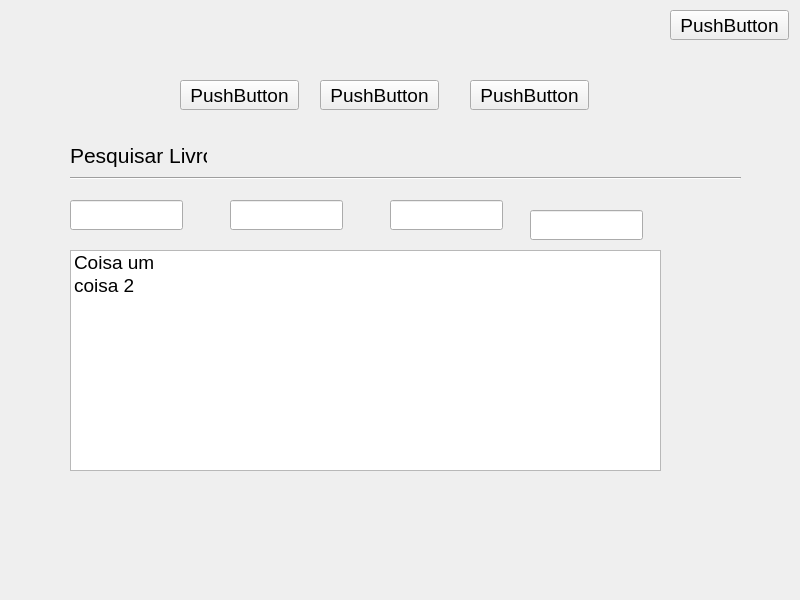
LuisCunha05/sistema_biblioteca, file biblioteca/view/layouts/inicio.ui: the form before one commit.
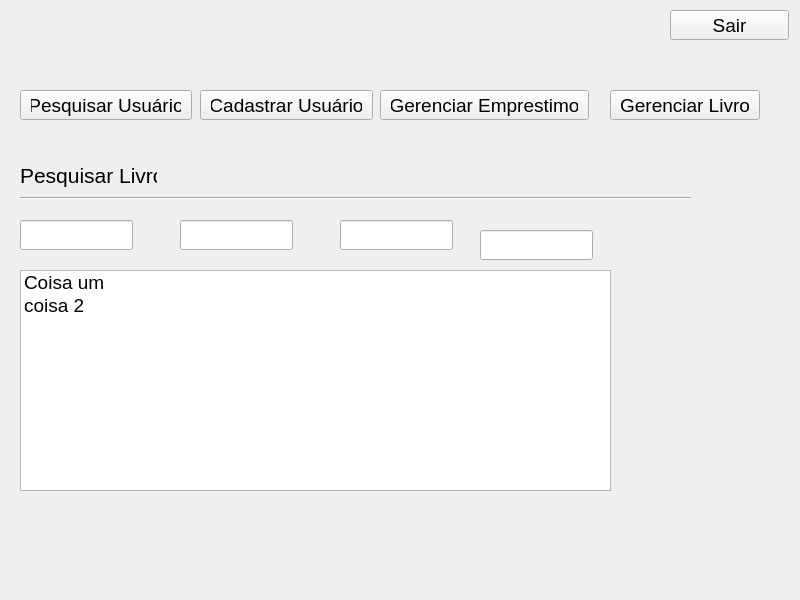
The form after the commit.

```diff
--- a/biblioteca/view/layouts/inicio.ui
+++ b/biblioteca/view/layouts/inicio.ui
@@ -74,15 +74,15 @@
     <string notr="true">text-align:center;padding: 0 10px;</string>
    </property>
    <property name="text">
-    <string>PushButton</string>
+    <string>Sair</string>
    </property>
   </widget>
   <widget class="QPushButton" name="b_sair_2">
    <property name="geometry">
     <rect>
-     <x>180</x>
-     <y>80</y>
-     <width>119</width>
+     <x>20</x>
+     <y>90</y>
+     <width>172</width>
      <height>30</height>
     </rect>
    </property>
@@ -114,15 +114,15 @@
     <string notr="true">text-align:center;padding: 0 10px;</string>
    </property>
    <property name="text">
-    <string>PushButton</string>
+    <string>Pesquisar Usuário</string>
    </property>
   </widget>
   <widget class="QPushButton" name="b_sair_3">
    <property name="geometry">
     <rect>
-     <x>320</x>
-     <y>80</y>
-     <width>119</width>
+     <x>200</x>
+     <y>90</y>
+     <width>173</width>
      <height>30</height>
     </rect>
    </property>
@@ -154,15 +154,15 @@
     <string notr="true">text-align:center;padding: 0 10px;</string>
    </property>
    <property name="text">
-    <string>PushButton</string>
+    <string>Cadastrar Usuário</string>
    </property>
   </widget>
   <widget class="QPushButton" name="b_sair_4">
    <property name="geometry">
     <rect>
-     <x>470</x>
-     <y>80</y>
-     <width>119</width>
+     <x>610</x>
+     <y>90</y>
+     <width>150</width>
      <height>30</height>
     </rect>
    </property>
@@ -194,14 +194,14 @@
     <string notr="true">text-align:center;padding: 0 10px;</string>
    </property>
    <property name="text">
-    <string>PushButton</string>
+    <string>Gerenciar Livro</string>
    </property>
   </widget>
   <widget class="QLabel" name="l_pesquisar">
    <property name="geometry">
     <rect>
-     <x>70</x>
-     <y>140</y>
+     <x>20</x>
+     <y>160</y>
      <width>137</width>
      <height>30</height>
     </rect>
@@ -219,8 +219,8 @@
   <widget class="QLineEdit" name="e_titulo">
    <property name="geometry">
     <rect>
-     <x>70</x>
-     <y>200</y>
+     <x>20</x>
+     <y>220</y>
      <width>113</width>
      <height>30</height>
     </rect>
@@ -241,8 +241,8 @@
   <widget class="Line" name="line">
    <property name="geometry">
     <rect>
-     <x>70</x>
-     <y>170</y>
+     <x>20</x>
+     <y>190</y>
      <width>671</width>
      <height>16</height>
     </rect>
@@ -254,8 +254,8 @@
   <widget class="QLineEdit" name="e_autor">
    <property name="geometry">
     <rect>
-     <x>230</x>
-     <y>200</y>
+     <x>180</x>
+     <y>220</y>
      <width>113</width>
      <height>30</height>
     </rect>
@@ -276,8 +276,8 @@
   <widget class="QLineEdit" name="e_genero">
    <property name="geometry">
     <rect>
-     <x>390</x>
-     <y>200</y>
+     <x>340</x>
+     <y>220</y>
      <width>113</width>
      <height>30</height>
     </rect>
@@ -298,8 +298,8 @@
   <widget class="QLineEdit" name="e_isbn">
    <property name="geometry">
     <rect>
-     <x>530</x>
-     <y>210</y>
+     <x>480</x>
+     <y>230</y>
      <width>113</width>
      <height>30</height>
     </rect>
@@ -320,8 +320,8 @@
   <widget class="QListWidget" name="listWidget">
    <property name="geometry">
     <rect>
-     <x>70</x>
-     <y>250</y>
+     <x>20</x>
+     <y>270</y>
      <width>591</width>
      <height>221</height>
     </rect>
@@ -337,6 +337,46 @@
     </property>
    </item>
   </widget>
+  <widget class="QPushButton" name="b_sair_5">
+   <property name="geometry">
+    <rect>
+     <x>380</x>
+     <y>90</y>
+     <width>209</width>
+     <height>30</height>
+    </rect>
+   </property>
+   <property name="sizePolicy">
+    <sizepolicy hsizetype="Minimum" vsizetype="Minimum">
+     <horstretch>0</horstretch>
+     <verstretch>0</verstretch>
+    </sizepolicy>
+   </property>
+   <property name="minimumSize">
+    <size>
+     <width>100</width>
+     <height>30</height>
+    </size>
+   </property>
+   <property name="maximumSize">
+    <size>
+     <width>300</width>
+     <height>30</height>
+    </size>
+   </property>
+   <property name="font">
+    <font>
+     <family>Segoe UI</family>
+     <pointsize>14</pointsize>
+    </font>
+   </property>
+   <property name="styleSheet">
+    <string notr="true">text-align:center;padding: 0 10px;</string>
+   </property>
+   <property name="text">
+    <string>Gerenciar Emprestimo</string>
+   </property>
+  </widget>
  </widget>
  <resources/>
  <connections/>
```
